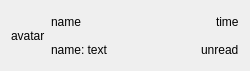
Before: the Qt Designer form chatwidget.ui in Augmeneco/AugBK-Messenger, drawn with Qt 5.
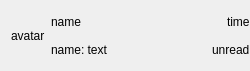
After: the same form once the commit is applied.

```diff
--- a/chatwidget.ui
+++ b/chatwidget.ui
@@ -20,6 +20,9 @@
    <string notr="true"/>
   </property>
   <layout class="QHBoxLayout" name="horizontalLayout">
+   <property name="rightMargin">
+    <number>0</number>
+   </property>
    <item>
     <widget class="QLabel" name="image">
      <property name="text">
```
